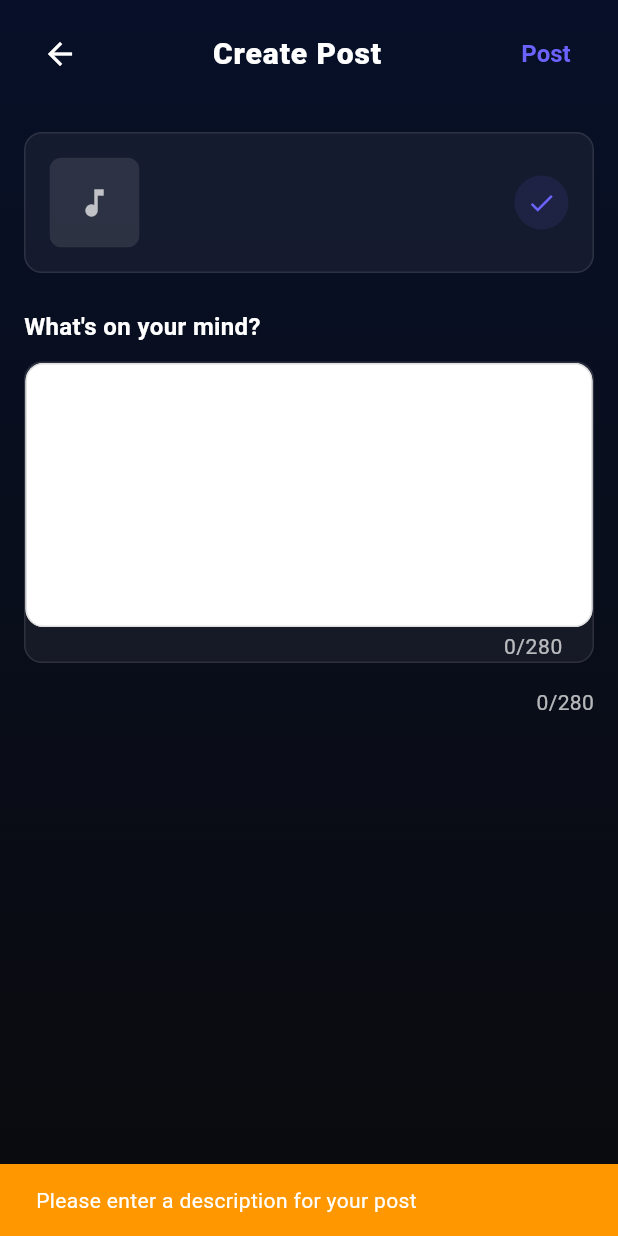
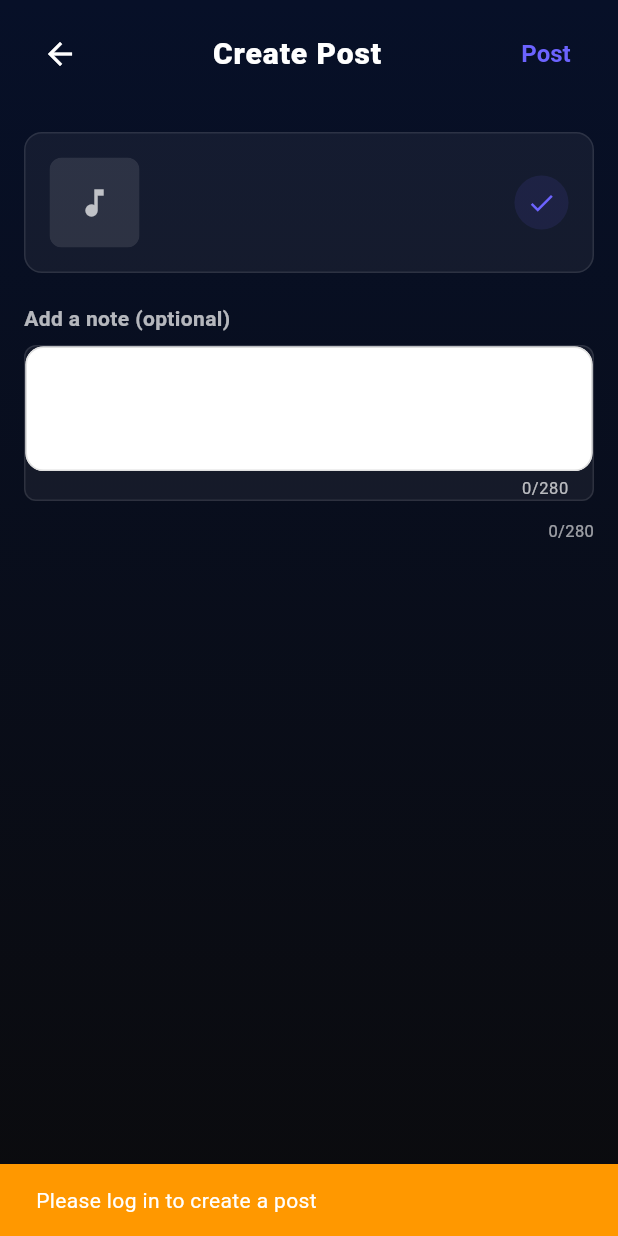
Before and after one commit to SongBuddy/SongBuddy-Frontend, a Flutter app: the CreatePostScreen screen opened directly with empty values, after a tap on "Post", on a phone screen of 412 x 824 dp. Run offline on Flutter 3.47's test engine with Material 3 defaults, Android fonts, the phone set to English and light mode, and no system bars; our stand-ins replace connectivity_plus, flutter_dotenv, flutter_secure_storage, share_plus, speech_to_text; accounts and stored records are empty; statements that could not run were skipped.

Commit message:
feat : creating post is done

```diff
--- a/lib/screens/create_post_screen.dart
+++ b/lib/screens/create_post_screen.dart
@@ -1,11 +1,13 @@
 import 'package:flutter/material.dart';
 import 'package:flutter/services.dart';
 import 'dart:ui';
+import 'dart:convert';
 import '../constants/app_colors.dart';
 import '../constants/app_text_styles.dart';
 import '../models/Post.dart';
 import '../services/backend_service.dart';
 import '../providers/auth_provider.dart';
+import '../services/spotify_service.dart';
 
 class CreatePostScreen extends StatefulWidget {
   final Map<String, dynamic> selectedTrack;
@@ -25,6 +27,7 @@ class _CreatePostScreenState extends State<CreatePostScreen> {
   late final TextEditingController _descriptionController;
   late final AuthProvider _authProvider;
   late final BackendService _backendService;
+  late final SpotifyService _spotifyService;
 
   bool _isPosting = false;
   final int _maxDescriptionLength = 280;
@@ -35,6 +38,7 @@ class _CreatePostScreenState extends State<CreatePostScreen> {
     _descriptionController = TextEditingController();
     _authProvider = AuthProvider();
     _backendService = BackendService();
+    _spotifyService = SpotifyService();
   }
 
   @override
@@ -44,8 +48,20 @@ class _CreatePostScreenState extends State<CreatePostScreen> {
   }
 
   Future<void> _createPost() async {
-    if (_descriptionController.text.trim().isEmpty) {
-      _showSnackBar('Please enter a description for your post', Colors.orange);
+    print('🚀 ===== STARTING POST CREATION =====');
+    print('🔍 CreatePost: User authenticated: ${_authProvider.isAuthenticated}');
+    print('🔍 CreatePost: Access token available: ${_authProvider.accessToken != null}');
+    print('🔍 CreatePost: Selected track: ${widget.selectedTrack['name']}');
+    print('🔍 CreatePost: Description length: ${_descriptionController.text.length}');
+
+    // Check if user is authenticated
+    if (!_authProvider.isAuthenticated) {
+      _showSnackBar('Please log in to create a post', Colors.orange);
+      return;
+    }
+
+    if (_authProvider.accessToken == null) {
+      _showSnackBar('Access token not found. Please log in again.', Colors.orange);
       return;
     }
 
@@ -54,11 +70,32 @@ class _CreatePostScreenState extends State<CreatePostScreen> {
     });
 
     try {
-      final post = Post(
+      // Fetch current user data from Spotify API
+      print('🔍 CreatePost: Fetching user data from Spotify API...');
+      final userData = await _spotifyService.getCurrentUser(_authProvider.accessToken!);
+
+      // Extract user information from Spotify API response
+      final userId = userData['id'] as String? ?? '';
+      final displayName = userData['display_name'] as String? ?? '';
+      final profilePicture = (userData['images'] as List<dynamic>?)?.isNotEmpty == true
+          ? userData['images'][0]['url'] as String
+          : '';
+
+      print('🔍 CreatePost: Spotify User ID: $userId');
+      print('🔍 CreatePost: Spotify Display Name: $displayName');
+      print('🔍 CreatePost: Spotify Profile Picture: $profilePicture');
+
+      // Ensure we have a valid username
+      final finalUsername = displayName.trim().isNotEmpty ? displayName.trim() : 'Spotify User';
+      print('🔍 CreatePost: Final username: $finalUsername');
+
+      Post post;
+      try {
+        post = Post(
           id: '', // Will be generated by backend
-        userId: _authProvider.userId ?? '',
-        username: _authProvider.appUser?.displayName ?? 'Unknown User',
-        userProfilePicture: _authProvider.appUser?.profilePicture ?? '',
+          userId: userId,
+          username: finalUsername,
+          userProfilePicture: profilePicture,
           songName: widget.selectedTrack['name'] ?? 'Unknown Song',
           artistName: (widget.selectedTrack['artists'] as List<dynamic>?)
               ?.map((artist) => artist['name'] as String)
@@ -67,12 +104,48 @@ class _CreatePostScreenState extends State<CreatePostScreen> {
               ?.isNotEmpty == true
               ? widget.selectedTrack['album']['images'][0]['url'] as String
               : '',
-        description: _descriptionController.text.trim(),
+          description: _descriptionController.text.trim().isEmpty ? null : _descriptionController.text.trim(),
           likeCount: 0,
           createdAt: DateTime.now(),
           timeline: 'now',
           isLikedByCurrentUser: false,
         );
+        print('✅ CreatePost: Post object created successfully');
+      } catch (e) {
+        print('❌ CreatePost: Error creating Post object: $e');
+        throw Exception('Failed to create post object: $e');
+      }
+
+      // Debug: Print individual fields before creating Post
+      print('🔍 CreatePost: userId: "$userId"');
+      print('🔍 CreatePost: username: "$finalUsername"');
+      print('🔍 CreatePost: userProfilePicture: "$profilePicture"');
+      print('🔍 CreatePost: songName: "${widget.selectedTrack['name'] ?? 'NULL'}"');
+      print('🔍 CreatePost: artistName: "${(widget.selectedTrack['artists'] as List<dynamic>?)?.map((artist) => artist['name'] as String).join(', ') ?? 'NULL'}"');
+      print('🔍 CreatePost: songImage: "${(widget.selectedTrack['album']?['images'] as List<dynamic>?)?.isNotEmpty == true ? widget.selectedTrack['album']['images'][0]['url'] as String : 'NULL'}"');
+
+      // Debug: Print the post data being sent
+      print('🔍 CreatePost: Post data: ${post.toJson()}');
+
+      // Comprehensive logging of all post information
+      print('📝 ===== POST CREATION SUMMARY =====');
+      print('👤 USER INFORMATION:');
+      print('   • User ID: $userId');
+      print('   • Username: $finalUsername');
+      print('   • Profile Picture: $profilePicture');
+      print('🎵 SONG INFORMATION:');
+      print('   • Song Name: ${widget.selectedTrack['name'] ?? 'Unknown Song'}');
+      print('   • Artist Name: ${(widget.selectedTrack['artists'] as List<dynamic>?)?.map((artist) => artist['name'] as String).join(', ') ?? 'Unknown Artist'}');
+      print('   • Song Image: ${(widget.selectedTrack['album']?['images'] as List<dynamic>?)?.isNotEmpty == true ? widget.selectedTrack['album']['images'][0]['url'] as String : 'No Image'}');
+      print('📝 POST CONTENT:');
+      print('   • Description: ${_descriptionController.text.trim().isEmpty ? 'No description' : _descriptionController.text.trim()}');
+      print('   • Like Count: 0');
+      print('   • Created At: ${DateTime.now()}');
+      print('   • Timeline: now');
+      print('📤 SENDING TO BACKEND:');
+      print('   • URL: http://192.168.227.108:3000/api/posts/create');
+      print('   • JSON: ${jsonEncode(post.toJson())}');
+      print('=====================================');
 
       await _backendService.createPost(post);
 
@@ -182,12 +255,12 @@ class _CreatePostScreenState extends State<CreatePostScreen> {
                       // Selected track info
                       _buildSelectedTrackCard(track, trackImage, artistNames),
 
-                      const SizedBox(height: 24),
+                      const SizedBox(height: 20),
 
                       // Description field
                       _buildDescriptionField(),
 
-                      const SizedBox(height: 16),
+                      const SizedBox(height: 12),
 
                       // Character count
                       _buildCharacterCount(),
@@ -299,17 +372,18 @@ class _CreatePostScreenState extends State<CreatePostScreen> {
       crossAxisAlignment: CrossAxisAlignment.start,
       children: [
         Text(
-          'What\'s on your mind?',
+          'Add a note (optional)',
           style: AppTextStyles.bodyOnDark.copyWith(
             fontWeight: FontWeight.w600,
-            fontSize: 16,
+            fontSize: 14,
+            color: AppColors.onDarkSecondary,
           ),
         ),
-        const SizedBox(height: 12),
+        const SizedBox(height: 8),
         Container(
           decoration: BoxDecoration(
             color: AppColors.onDarkPrimary.withOpacity(0.05),
-            borderRadius: BorderRadius.circular(12),
+            borderRadius: BorderRadius.circular(8),
             border: Border.all(
               color: AppColors.onDarkPrimary.withOpacity(0.1),
               width: 1,
@@ -317,18 +391,20 @@ class _CreatePostScreenState extends State<CreatePostScreen> {
           ),
           child: TextField(
             controller: _descriptionController,
-            maxLines: 6,
+            maxLines: 3,
             maxLength: _maxDescriptionLength,
-            style: AppTextStyles.bodyOnDark,
+            style: AppTextStyles.bodyOnDark.copyWith(fontSize: 14),
             decoration: InputDecoration(
               hintText: 'Share your thoughts about this song...',
               hintStyle: AppTextStyles.captionOnDark.copyWith(
-                color: AppColors.onDarkSecondary.withOpacity(0.6),
+                color: AppColors.onDarkSecondary.withOpacity(0.5),
+                fontSize: 13,
               ),
               border: InputBorder.none,
-              contentPadding: const EdgeInsets.all(16),
+              contentPadding: const EdgeInsets.symmetric(horizontal: 12, vertical: 10),
               counterStyle: AppTextStyles.captionOnDark.copyWith(
                 color: AppColors.onDarkSecondary,
+                fontSize: 11,
               ),
             ),
             onChanged: (value) {
@@ -352,7 +428,8 @@ class _CreatePostScreenState extends State<CreatePostScreen> {
           style: AppTextStyles.captionOnDark.copyWith(
             color: remaining < 20
                 ? Colors.orange
-                : AppColors.onDarkSecondary,
+                : AppColors.onDarkSecondary.withOpacity(0.6),
+            fontSize: 11,
           ),
         ),
       ],
```
Also changed, not shown: lib/models/Post.dart (+12 -10 lines), lib/services/backend_service.dart (+121 -25 lines). Lines whose indentation alone changed are shown as unchanged.
